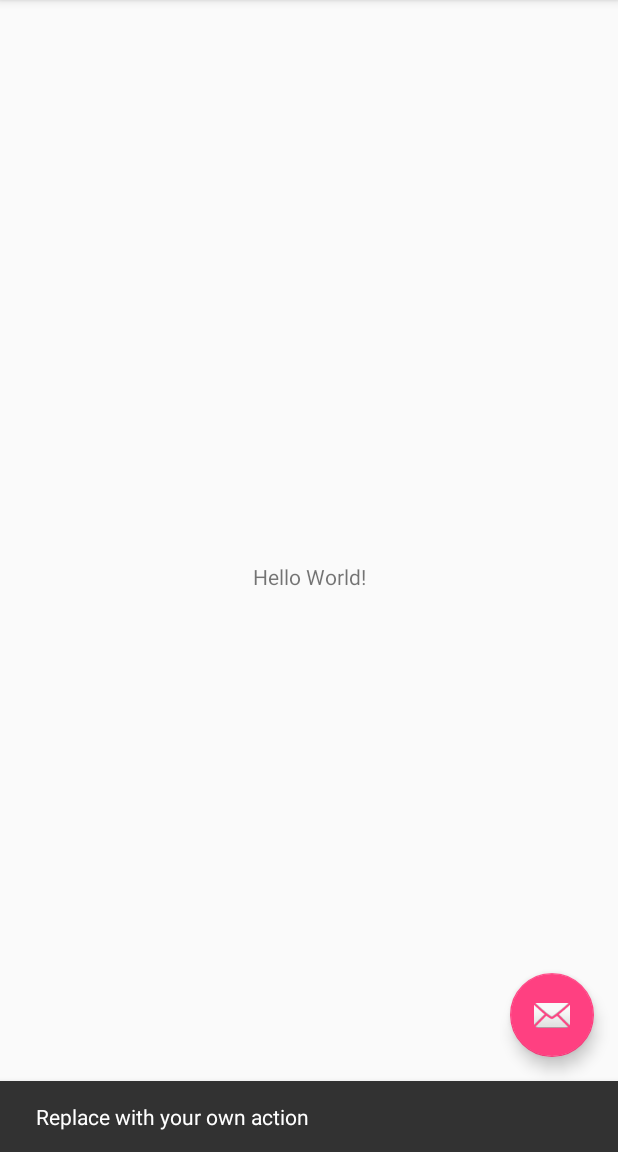
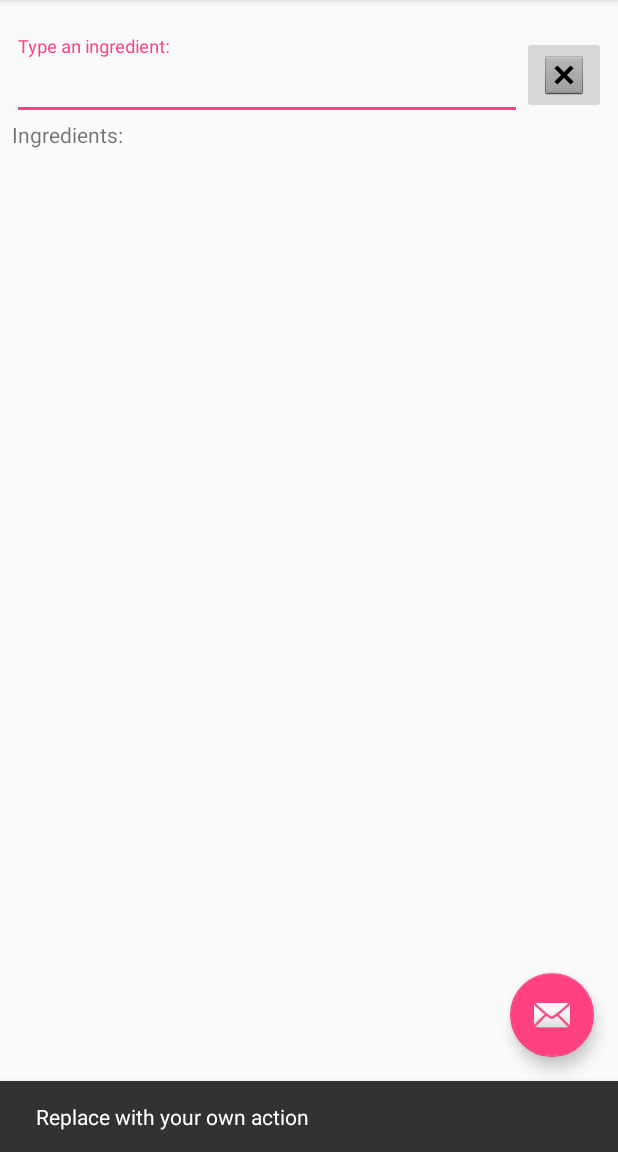
Before and after one commit to itamarborges/RecipeFinder, an Android app: the screen it shows after launch (MainActivity), after a tap on an icon or button, on a phone screen of 412 x 824 dp, the part 84-1236 px from its top. Run offline under Robolectric (Android 15) with nearby library versions, the phone set to English and light mode, and no system bars; our stand-ins replace ButterKnife; 1 other tap on this screen came first.

Commit message:
Adding elements to the list

```diff
--- a/app/build.gradle
+++ b/app/build.gradle
@@ -26,4 +26,10 @@ dependencies {
     testImplementation 'junit:junit:4.12'
     androidTestImplementation 'com.android.support.test:runner:1.0.2'
     androidTestImplementation 'com.android.support.test.espresso:espresso-core:3.0.2'
+    compile 'com.android.support:recyclerview-v7:27.1.1'
+    compile 'com.squareup.picasso:picasso:2.5.2'
+    compile 'com.jakewharton:butterknife:8.8.1'
+    annotationProcessor 'com.jakewharton:butterknife-compiler:8.8.1'
+    compile 'com.android.support:design:27.1.1'
+    compile 'com.facebook.stetho:stetho:1.5.0'
 }
--- a/app/src/main/java/com/example/itamarborges/recipefinder/MainActivity.java
+++ b/app/src/main/java/com/example/itamarborges/recipefinder/MainActivity.java
@@ -3,22 +3,58 @@ package com.example.itamarborges.recipefinder;
 import android.os.Bundle;
 import android.support.design.widget.FloatingActionButton;
 import android.support.design.widget.Snackbar;
+import android.support.design.widget.TextInputEditText;
 import android.support.v7.app.AppCompatActivity;
+import android.support.v7.widget.LinearLayoutManager;
+import android.support.v7.widget.RecyclerView;
 import android.support.v7.widget.Toolbar;
 import android.view.View;
 import android.view.Menu;
 import android.view.MenuItem;
 
+import com.example.itamarborges.recipefinder.pojo.Ingredient;
+
+import java.util.ArrayList;
+import java.util.List;
+
+import butterknife.BindView;
+import butterknife.ButterKnife;
+import butterknife.OnClick;
+
 public class MainActivity extends AppCompatActivity {
+
+    private static final String INGREDIENTS_LIST_INDEX = "ingredientsListIndex";
+
+    @BindView(R.id.toolbar) Toolbar toolbar;
+    @BindView(R.id.fab) FloatingActionButton fab;
+    @BindView(R.id.input_ingredient)TextInputEditText textInputIngredient;
+    @BindView(R.id.rv_ingredients_list) RecyclerView mRecyclerIngredients;
+
+    List<Ingredient> mIngredientsList;
+    IngredientsListAdapter mIngredientsListAdapter;
 
     @Override
     protected void onCreate(Bundle savedInstanceState) {
         super.onCreate(savedInstanceState);
         setContentView(R.layout.activity_main);
-        Toolbar toolbar = (Toolbar) findViewById(R.id.toolbar);
+        ButterKnife.bind(this);
+
+        mIngredientsList = new ArrayList<>();
+
+        if (savedInstanceState != null) {
+            mIngredientsList = (ArrayList) savedInstanceState.getParcelableArrayList(INGREDIENTS_LIST_INDEX);
+        }
+
+        mIngredientsListAdapter = new IngredientsListAdapter(mIngredientsList);
+
+        LinearLayoutManager layoutManagerIngredients = new LinearLayoutManager(this);
+        mRecyclerIngredients.setAdapter(mIngredientsListAdapter);
+        mRecyclerIngredients.setHasFixedSize(false);
+        mRecyclerIngredients.setNestedScrollingEnabled(false);
+        mRecyclerIngredients.setLayoutManager(layoutManagerIngredients);
+
         setSupportActionBar(toolbar);
 
-        FloatingActionButton fab = (FloatingActionButton) findViewById(R.id.fab);
         fab.setOnClickListener(new View.OnClickListener() {
             @Override
             public void onClick(View view) {
@@ -49,4 +85,31 @@ public class MainActivity extends AppCompatActivity {
 
         return super.onOptionsItemSelected(item);
     }
+
+    @OnClick(R.id.btn_add_ingredient)
+    public void btnAddIngredient() {
+
+        if (textInputIngredient.getText().toString().isEmpty()) {
+            Snackbar.make(mRecyclerIngredients, "Ingredient field must be filled first.", Snackbar.LENGTH_LONG).show();
+            return;
+        }
+
+        mIngredientsList.add(new Ingredient(textInputIngredient.getText().toString()));
+        mIngredientsListAdapter.setIngredientsList(mIngredientsList);
+        textInputIngredient.getText().clear();
+
+
+    }
+
+    @Override
+    protected void onSaveInstanceState(Bundle outState) {
+        super.onSaveInstanceState(outState);
+
+        outState.putParcelableArrayList(INGREDIENTS_LIST_INDEX, (ArrayList) mIngredientsList);
+    }
+
+    @Override
+    protected void onRestoreInstanceState(Bundle savedInstanceState) {
+        super.onRestoreInstanceState(savedInstanceState);
+    }
 }
--- a/app/src/main/res/layout/content_main.xml
+++ b/app/src/main/res/layout/content_main.xml
@@ -1,21 +1,66 @@
 <?xml version="1.0" encoding="utf-8"?>
-<android.support.constraint.ConstraintLayout
+<android.support.design.widget.CoordinatorLayout
     xmlns:android="http://schemas.android.com/apk/res/android"
     xmlns:app="http://schemas.android.com/apk/res-auto"
     xmlns:tools="http://schemas.android.com/tools"
     android:layout_width="match_parent"
     android:layout_height="match_parent"
+    android:orientation="vertical"
     app:layout_behavior="@string/appbar_scrolling_view_behavior"
     tools:context="com.example.itamarborges.recipefinder.MainActivity"
     tools:showIn="@layout/activity_main">
 
-    <TextView
-        android:layout_width="wrap_content"
+    <LinearLayout
+        android:layout_width="match_parent"
         android:layout_height="wrap_content"
-        android:text="Hello World!"
-        app:layout_constraintBottom_toBottomOf="parent"
-        app:layout_constraintLeft_toLeftOf="parent"
-        app:layout_constraintRight_toRightOf="parent"
-        app:layout_constraintTop_toTopOf="parent"/>
+        android:layout_margin="@dimen/default_margin"
+        android:orientation="vertical">
 
-</android.support.constraint.ConstraintLayout>
+        <LinearLayout
+            android:layout_width="match_parent"
+            android:layout_height="wrap_content"
+            android:orientation="horizontal">
+
+            <android.support.design.widget.TextInputLayout
+                android:layout_width="0dp"
+                android:layout_height="wrap_content"
+                android:layout_marginTop="16dp"
+                android:layout_weight="1"
+                app:layout_constraintStart_toStartOf="parent"
+                app:layout_constraintTop_toTopOf="parent">
+
+                <android.support.design.widget.TextInputEditText
+                    android:id="@+id/input_ingredient"
+                    android:layout_width="match_parent"
+                    android:layout_height="wrap_content"
+                    android:hint="Type an ingredient:"/>
+
+            </android.support.design.widget.TextInputLayout>
+
+            <ImageButton
+                android:id="@+id/btn_add_ingredient"
+                android:layout_width="wrap_content"
+                android:layout_height="wrap_content"
+                android:layout_marginTop="16dp"
+                android:src="@android:drawable/btn_dialog"
+                app:layout_constraintEnd_toEndOf="parent"
+                app:layout_constraintStart_toStartOf="parent"
+                app:layout_constraintTop_toTopOf="parent"/>
+
+
+        </LinearLayout>
+
+        <TextView
+            android:layout_width="wrap_content"
+            android:layout_height="wrap_content"
+            android:text="@string/ingredients"/>
+
+        <android.support.v7.widget.RecyclerView
+            android:id="@+id/rv_ingredients_list"
+            android:layout_width="match_parent"
+            android:layout_height="wrap_content" />
+
+    </LinearLayout>
+
+
+</android.support.design.widget.CoordinatorLayout>
--- a/app/src/main/res/values/dimens.xml
+++ b/app/src/main/res/values/dimens.xml
@@ -1,3 +1,4 @@
 <resources>
     <dimen name="fab_margin">16dp</dimen>
+    <dimen name="default_margin">8dp</dimen>
 </resources>
--- a/app/src/main/res/values/strings.xml
+++ b/app/src/main/res/values/strings.xml
@@ -1,4 +1,6 @@
 <resources>
     <string name="app_name">Recipe Finder</string>
     <string name="action_settings">Settings</string>
+    <string name="ingredients">Ingredients:</string>
+    <string name="ingredient">ingredient</string>
 </resources>
```
Also changed, not shown: app/src/main/java/com/example/itamarborges/recipefinder/IngredientsListAdapter.java (added, +77 -0 lines), app/src/main/java/com/example/itamarborges/recipefinder/pojo/Ingredient.java (added, +25 -0 lines), app/src/main/res/layout/ingredient_list.xml (added, +31 -0 lines).
